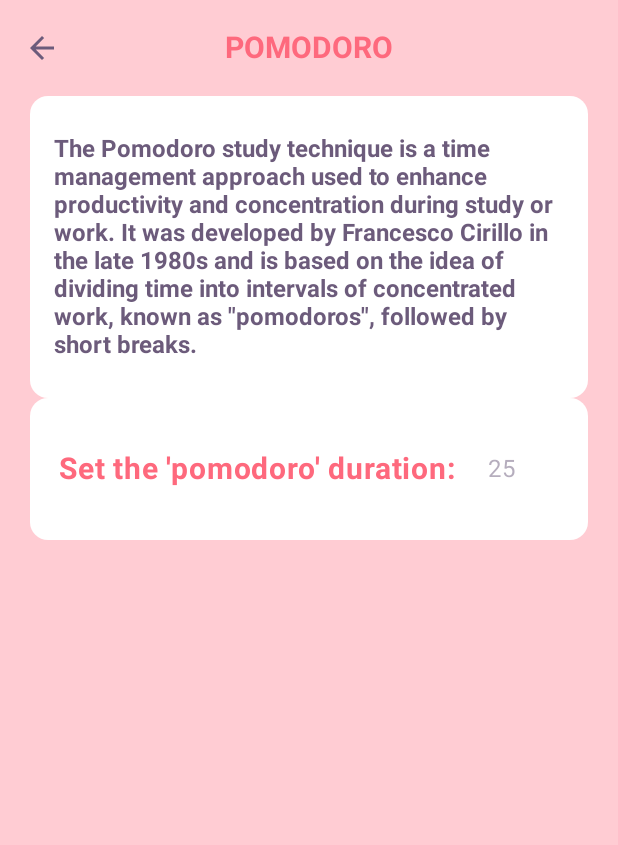
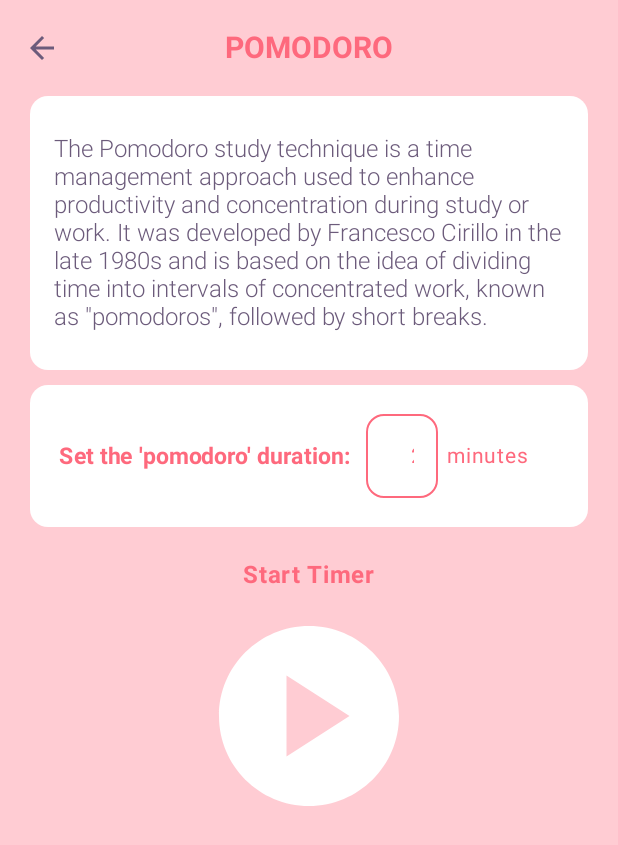
Before and after one commit to BertoAlv/Swep-Study-Partner, an Android app built with Jetpack Compose: the composable PomodoroScreen shown on its own in the app's theme, on a phone screen of 412 x 824 dp. Shown: the top 845 px of the screen. Run offline under Robolectric (Android 15) with nearby library versions, the phone set to English and light mode, and no system bars; our stand-ins replace Dagger/Hilt's generated code.

Commit message:
Added Working Timer

```diff
--- a/app/src/main/java/com/alberto/studycompanion/detail/presentation/PomodoroScreen.kt
+++ b/app/src/main/java/com/alberto/studycompanion/detail/presentation/pomodoro/PomodoroScreen.kt
@@ -1,4 +1,4 @@
-package com.alberto.studycompanion.detail.presentation
+package com.alberto.studycompanion.detail.presentation.pomodoro
 
 import androidx.compose.foundation.Image
 import androidx.compose.foundation.background
@@ -22,24 +22,31 @@ import androidx.compose.material3.Scaffold
 import androidx.compose.material3.Text
 import androidx.compose.runtime.Composable
 import androidx.compose.ui.Alignment
+import androidx.compose.ui.Alignment.Companion.CenterHorizontally
 import androidx.compose.ui.Modifier
 import androidx.compose.ui.draw.clip
 import androidx.compose.ui.res.painterResource
 import androidx.compose.ui.res.stringResource
 import androidx.compose.ui.text.font.FontWeight
+import androidx.compose.ui.text.style.TextDecoration
 import androidx.compose.ui.unit.dp
 import androidx.compose.ui.unit.sp
+import androidx.hilt.navigation.compose.hiltViewModel
 import com.alberto.studycompanion.R
-import com.alberto.studycompanion.detail.presentation.components.DetailDescription
-import com.alberto.studycompanion.detail.presentation.components.DetailUserInput
+import com.alberto.studycompanion.detail.presentation.pomodoro.components.DetailDescription
+import com.alberto.studycompanion.detail.presentation.pomodoro.components.DetailUserInput
+import com.alberto.studycompanion.detail.presentation.pomodoro.timer.PomodoroEvent
 
 @OptIn(ExperimentalMaterial3Api::class)
 @Composable
 fun PomodoroScreen(
     onBack: () -> Unit,
-    onTimerChange: () -> Unit,
+    onTimerStarted: (Int) -> Unit,
+    viewModel: PomodoroViewModel = hiltViewModel(),
     modifier: Modifier = Modifier
 ) {
+
+    val state = viewModel.state
 
     Scaffold(modifier = Modifier.fillMaxSize(), topBar = {
         CenterAlignedTopAppBar(title = {
@@ -58,11 +65,28 @@ fun PomodoroScreen(
     {
         Column(modifier = Modifier
             .padding(it)
-            .padding(horizontal = 20.dp))
+            .padding(horizontal = 20.dp),
+            horizontalAlignment = CenterHorizontally)
         {
             DetailDescription(description = stringResource(id = R.string.pomodoro_description))
 
-            DetailUserInput(onTimerChange = { onTimerChange() })
+            DetailUserInput(state, onEvent = { viewModel.onEvent(it) }, modifier = Modifier.padding(vertical = 10.dp))
+
+            Text(
+                text = "Start Timer",
+                modifier = Modifier.padding(vertical = 10.dp),
+                fontSize = 16.sp,
+                fontWeight = FontWeight.Bold,
+            )
+
+            Image(
+                painter = painterResource(id = R.drawable.baseline_play_circle_24),
+                contentDescription = "Start Timer",
+                modifier = Modifier.clickable {
+                    onTimerStarted(state.minutes.toInt())
+                }
+            )
+
         }
     }
 
--- /dev/null
+++ b/app/src/main/java/com/alberto/studycompanion/detail/presentation/pomodoro/PomodoroState.kt
@@ -0,0 +1,5 @@
+package com.alberto.studycompanion.detail.presentation.pomodoro
+
+data class PomodoroState(
+    val minutes : String = "25"
+)
--- /dev/null
+++ b/app/src/main/java/com/alberto/studycompanion/detail/presentation/pomodoro/PomodoroViewModel.kt
@@ -0,0 +1,27 @@
+package com.alberto.studycompanion.detail.presentation.pomodoro
+
+import androidx.compose.runtime.getValue
+import androidx.compose.runtime.mutableStateOf
+import androidx.compose.runtime.setValue
+import androidx.lifecycle.ViewModel
+import com.alberto.studycompanion.detail.presentation.pomodoro.timer.PomodoroEvent
+import dagger.hilt.android.lifecycle.HiltViewModel
+import javax.inject.Inject
+
+@HiltViewModel
+class PomodoroViewModel @Inject constructor() : ViewModel() {
+
+    var state by mutableStateOf(PomodoroState())
+        private set
+
+    fun onEvent(event: PomodoroEvent) {
+
+        when(event){
+
+            is PomodoroEvent.TimerChanged -> state = state.copy(minutes = event.time)
+
+        }
+
+    }
+
+}
--- a/app/src/main/java/com/alberto/studycompanion/detail/presentation/components/DetailDescription.kt
+++ b/app/src/main/java/com/alberto/studycompanion/detail/presentation/pomodoro/components/DetailDescription.kt
@@ -1,4 +1,4 @@
-package com.alberto.studycompanion.detail.presentation.components
+package com.alberto.studycompanion.detail.presentation.pomodoro.components
 
 import androidx.annotation.DrawableRes
 import androidx.compose.foundation.Image
@@ -40,7 +40,7 @@ fun DetailDescription(
                 text = description,
                 color = MaterialTheme.colorScheme.tertiary,
                 fontSize = 16.sp,
-                fontWeight = FontWeight.Bold
+                fontWeight = FontWeight.Light
             )
         }
     }
--- a/app/src/main/java/com/alberto/studycompanion/detail/presentation/components/DetailUserInput.kt
+++ b/app/src/main/java/com/alberto/studycompanion/detail/presentation/pomodoro/components/DetailUserInput.kt
@@ -1,10 +1,10 @@
-package com.alberto.studycompanion.detail.presentation.components
+package com.alberto.studycompanion.detail.presentation.pomodoro.components
 
 import androidx.compose.foundation.background
-import androidx.compose.foundation.layout.Arrangement
 import androidx.compose.foundation.layout.Row
 import androidx.compose.foundation.layout.fillMaxWidth
 import androidx.compose.foundation.layout.padding
+import androidx.compose.foundation.layout.width
 import androidx.compose.foundation.shape.RoundedCornerShape
 import androidx.compose.material3.*
 import androidx.compose.runtime.Composable
@@ -12,19 +12,20 @@ import androidx.compose.ui.Alignment
 import androidx.compose.ui.Modifier
 import androidx.compose.ui.draw.clip
 import androidx.compose.ui.graphics.Color
-import androidx.compose.ui.semantics.contentDescription
-import androidx.compose.ui.semantics.semantics
+import androidx.compose.ui.text.TextStyle
 import androidx.compose.ui.text.font.FontWeight
-import androidx.compose.ui.text.input.PasswordVisualTransformation
-import androidx.compose.ui.text.input.VisualTransformation
-import androidx.compose.ui.text.style.TextDecoration
+import androidx.compose.ui.text.style.TextAlign
 import androidx.compose.ui.unit.dp
 import androidx.compose.ui.unit.sp
+import com.alberto.studycompanion.detail.presentation.pomodoro.PomodoroState
+import com.alberto.studycompanion.detail.presentation.pomodoro.timer.PomodoroEvent
+
 
 @OptIn(ExperimentalMaterial3Api::class)
 @Composable
 fun DetailUserInput(
-    onTimerChange: (String) -> Unit,
+    state : PomodoroState,
+    onEvent : (PomodoroEvent) -> Unit,
     modifier: Modifier = Modifier,
 ) {
 
@@ -33,28 +34,29 @@ fun DetailUserInput(
         .clip(RoundedCornerShape(12.dp))
         .background(Color.White)
         .padding(19.dp),
-        verticalAlignment = Alignment.CenterVertically,
-        horizontalArrangement = Arrangement.SpaceBetween)
+        verticalAlignment = Alignment.CenterVertically)
     {
 
         Text(
             text = "Set the 'pomodoro' duration: ",
             fontWeight = FontWeight.Bold,
-            fontSize = 20.sp
+            fontSize = 15.sp
         )
 
         OutlinedTextField(
-            value = "",
-            onValueChange = onTimerChange,
-            modifier = Modifier.fillMaxWidth(),
-            placeholder = { Text(text = "25") },
+            value = state.minutes,
+            onValueChange = { onEvent(PomodoroEvent.TimerChanged(it)) },
+            modifier = Modifier
+                .width(60.dp)
+                .padding(horizontal = 6.dp),
+            textStyle = TextStyle(fontSize = 14.sp, textAlign = TextAlign.Center),
             singleLine = true,
             shape = RoundedCornerShape(12.dp),
             colors = TextFieldDefaults.outlinedTextFieldColors(
                 textColor = MaterialTheme.colorScheme.primary,
                 containerColor = Color.White,
-                focusedBorderColor = Color.Transparent,
-                unfocusedBorderColor = Color.Transparent,
+                focusedBorderColor = Color.Gray,
+                unfocusedBorderColor = MaterialTheme.colorScheme.primary,
                 focusedLeadingIconColor = MaterialTheme.colorScheme.primary,
                 placeholderColor = MaterialTheme.colorScheme.tertiary.copy(
                     alpha = 0.5f
@@ -65,6 +67,12 @@ fun DetailUserInput(
             )
         )
 
+        Text(
+            text = "minutes",
+            fontSize = 14.sp,
+            modifier = Modifier.padding(vertical = 12.dp)
+        )
+
     }
 
 }
--- a/app/src/main/java/com/alberto/studycompanion/navigation/NavigationRoute.kt
+++ b/app/src/main/java/com/alberto/studycompanion/navigation/NavigationRoute.kt
@@ -8,5 +8,6 @@ sealed class NavigationRoute(val route : String) {
     object Home : NavigationRoute("home")
     object Settings : NavigationRoute("settings")
     object Detail : NavigationRoute("detail")
+    object PomodoroTimer : NavigationRoute("PomodoroTimer")
 
 }
--- /dev/null
+++ b/app/src/main/res/drawable/baseline_play_circle_24.xml
@@ -0,0 +1,5 @@
+<vector android:height="144dp" android:tint="#FFFFFF"
+    android:viewportHeight="24" android:viewportWidth="24"
+    android:width="144dp" xmlns:android="http://schemas.android.com/apk/res/android">
+    <path android:fillColor="@android:color/white" android:pathData="M12,2C6.48,2 2,6.48 2,12s4.48,10 10,10s10,-4.48 10,-10S17.52,2 12,2zM9.5,16.5v-9l7,4.5L9.5,16.5z"/>
+</vector>
```
Also changed, not shown: app/src/main/java/com/alberto/studycompanion/core/StudyTimer.kt (added, +139 -0 lines), app/src/main/java/com/alberto/studycompanion/detail/presentation/pomodoro/timer/PomodoroEvent.kt (added, +7 -0 lines), app/src/main/java/com/alberto/studycompanion/detail/presentation/pomodoro/timer/PomodoroTimerScreen.kt (added, +38 -0 lines), app/src/main/java/com/alberto/studycompanion/navigation/NavigationHost.kt (+14 -2 lines).
